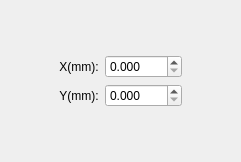
whisper512/ShrikeDxf-V0.1, file ShrikeDxf/PointAttribute.ui: the form before one commit.
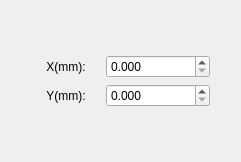
The form after the commit.

```diff
--- a/ShrikeDxf/PointAttribute.ui
+++ b/ShrikeDxf/PointAttribute.ui
@@ -20,21 +20,8 @@
    <string>PointAttributeClass</string>
   </property>
   <layout class="QGridLayout" name="gridLayout">
-   <item row="1" column="0">
-    <spacer name="horizontalSpacer_2">
-     <property name="orientation">
-      <enum>Qt::Orientation::Horizontal</enum>
-     </property>
-     <property name="sizeHint" stdset="0">
-      <size>
-       <width>40</width>
-       <height>20</height>
-      </size>
-     </property>
-    </spacer>
-   </item>
-   <item row="2" column="1">
-    <spacer name="verticalSpacer">
+   <item row="0" column="0">
+    <spacer name="verticalSpacer_2">
      <property name="orientation">
       <enum>Qt::Orientation::Vertical</enum>
      </property>
@@ -46,23 +33,19 @@
      </property>
     </spacer>
    </item>
-   <item row="1" column="2">
-    <spacer name="horizontalSpacer">
-     <property name="orientation">
-      <enum>Qt::Orientation::Horizontal</enum>
-     </property>
-     <property name="sizeHint" stdset="0">
-      <size>
-       <width>40</width>
-       <height>20</height>
-      </size>
-     </property>
-    </spacer>
-   </item>
-   <item row="1" column="1">
+   <item row="1" column="0">
     <layout class="QVBoxLayout" name="verticalLayout">
+     <property name="leftMargin">
+      <number>20</number>
+     </property>
+     <property name="rightMargin">
+      <number>20</number>
+     </property>
      <item>
-      <layout class="QHBoxLayout" name="horizontalLayout">
+      <layout class="QHBoxLayout" name="horizontalLayout" stretch="2,3">
+       <property name="spacing">
+        <number>5</number>
+       </property>
        <item>
         <widget class="QLabel" name="labelX">
          <property name="sizePolicy">
@@ -101,7 +84,10 @@
       </layout>
      </item>
      <item>
-      <layout class="QHBoxLayout" name="horizontalLayout_2">
+      <layout class="QHBoxLayout" name="horizontalLayout_2" stretch="2,3">
+       <property name="spacing">
+        <number>5</number>
+       </property>
        <item>
         <widget class="QLabel" name="labelY">
          <property name="sizePolicy">
@@ -138,8 +124,8 @@
      </item>
     </layout>
    </item>
-   <item row="0" column="1">
-    <spacer name="verticalSpacer_2">
+   <item row="2" column="0">
+    <spacer name="verticalSpacer">
      <property name="orientation">
       <enum>Qt::Orientation::Vertical</enum>
      </property>
```
